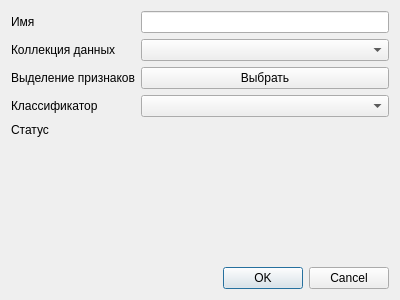
Old version of the form course_project/app/ui/scenario_dialog.ui in the repository strangecamelcaselogin/computer_modelling_course.
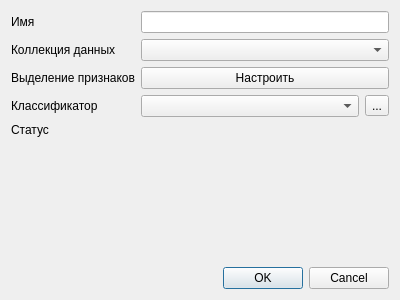
New version of the form.

What changed in the file:
```diff
--- a/course_project/app/ui/scenario_dialog.ui
+++ b/course_project/app/ui/scenario_dialog.ui
@@ -53,6 +53,13 @@
        </property>
       </widget>
      </item>
+     <item row="2" column="1">
+      <widget class="QPushButton" name="feature_extraction_button">
+       <property name="text">
+        <string>Настроить</string>
+       </property>
+      </widget>
+     </item>
      <item row="3" column="0">
       <widget class="QLabel" name="classifier_label">
        <property name="text">
@@ -60,9 +67,6 @@
        </property>
       </widget>
      </item>
-     <item row="3" column="1">
-      <widget class="QComboBox" name="classifier_combo"/>
-     </item>
      <item row="4" column="0">
       <widget class="QLabel" name="status_label">
        <property name="text">
@@ -77,12 +81,19 @@
        </property>
       </widget>
      </item>
-     <item row="2" column="1">
-      <widget class="QPushButton" name="feature_extraction_button">
+     <item row="3" column="1">
+      <layout class="QHBoxLayout" name="horizontalLayout">
+       <item>
+        <widget class="QComboBox" name="classifier_combo"/>
+       </item>
+       <item>
+        <widget class="QToolButton" name="classifier_settings_button">
        <property name="text">
-        <string>Выбрать</string>
-       </property>
-      </widget>
+          <string>...</string>
+         </property>
+        </widget>
+       </item>
+      </layout>
      </item>
     </layout>
    </item>
```
Lines whose indentation alone changed are shown as unchanged.
